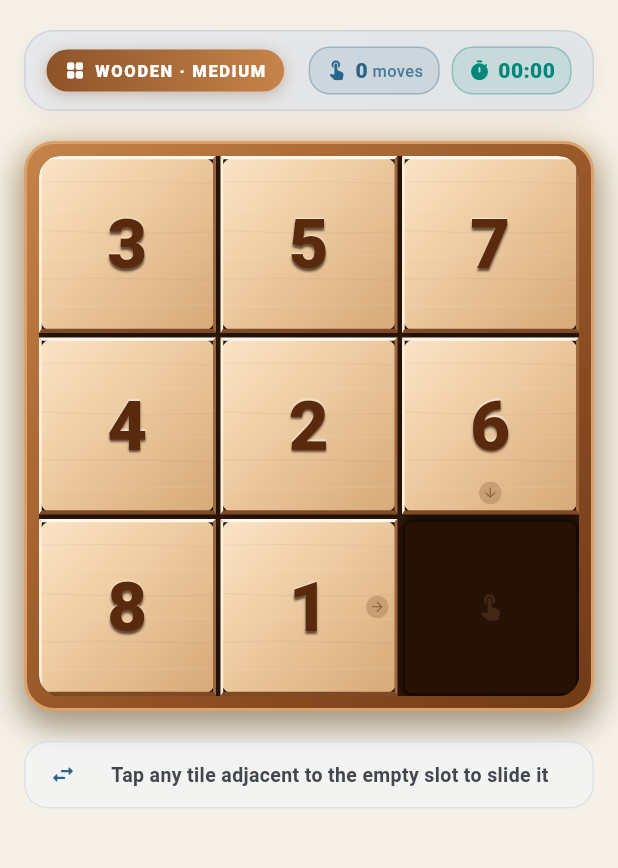
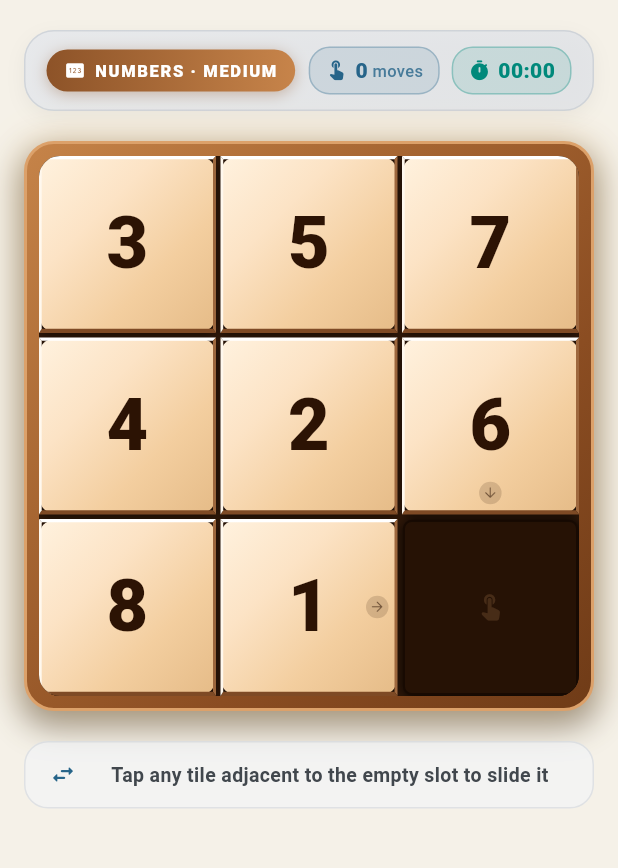
Before and after one commit to shahparan71/sliding_puzzle, a Flutter app: the PuzzleView screen opened directly, after a tap on the "volume up" icon, on a phone screen of 412 x 824 dp, the part 96-964 px from its top. Run offline on Flutter 3.47's test engine with Material 3 defaults, Android fonts, the phone set to English and light mode, and no system bars; our stand-ins replace audioplayers, firebase_analytics, firebase_core, firebase_crashlytics, flutter_svg, image_picker; accounts and stored records are empty; Roboto replaces fonts that are missing (Georgia).

Commit message:
Redesigns number puzzle UI, updates tile visuals, and renames mode.

```diff
--- a/lib/views/home/home_view.dart
+++ b/lib/views/home/home_view.dart
@@ -126,19 +126,19 @@ class HomeView extends StatelessWidget {
                   _SectionHeader(
                     icon: Icons.auto_awesome_motion_rounded,
                     title: '1. Puzzle Style',
-                    subtitle: 'Choose between classic wood or split photos',
+                    subtitle: 'Choose between numbered tiles or picture tiles',
                   ),
                   const SizedBox(height: 12),
                   Row(
                     children: [
                       Expanded(
                         child: _ModeCard(
-                          title: 'Classic Wood',
-                          subtitle: 'Carved numbers with physical wood grain',
-                          icon: Icons.tag_rounded,
+                          title: 'Number Puzzle',
+                          subtitle: 'Classic numbered blocks in numerical order',
+                          icon: Icons.pin_rounded,
                           accentColor: const Color(0xFFC7844A),
                           isSelected: game.mode == PuzzleMode.numbers,
-                          badge: 'Classic',
+                          badge: 'Numbers',
                           onTap: () => provider.selectMode(PuzzleMode.numbers),
                         ),
                       ),
--- a/lib/views/puzzle/puzzle_view.dart
+++ b/lib/views/puzzle/puzzle_view.dart
@@ -74,8 +74,8 @@ class PuzzleView extends StatelessWidget {
     final provider = context.read<PuzzleProvider>();
     final colors = Theme.of(context).colorScheme;
 
-    final isWood = game.mode == PuzzleMode.numbers;
-    final modeLabel = isWood ? 'WOODEN' : 'IMAGE';
+    final isNumberMode = game.mode == PuzzleMode.numbers;
+    final modeLabel = isNumberMode ? 'NUMBERS' : 'IMAGE';
     final diffLabel = game.difficulty.label.toUpperCase();
 
     return Scaffold(
@@ -130,14 +130,14 @@ class PuzzleView extends StatelessWidget {
                           padding: const EdgeInsets.symmetric(horizontal: 12, vertical: 6),
                           decoration: BoxDecoration(
                             gradient: LinearGradient(
-                              colors: isWood
+                              colors: isNumberMode
                                   ? const [Color(0xFF8D5328), Color(0xFFC7844A)]
                                   : [colors.primary, colors.secondary],
                             ),
                             borderRadius: BorderRadius.circular(20),
                             boxShadow: [
                               BoxShadow(
-                                color: (isWood ? const Color(0xFF8D5328) : colors.primary).withValues(alpha: 0.35),
+                                color: (isNumberMode ? const Color(0xFF8D5328) : colors.primary).withValues(alpha: 0.35),
                                 blurRadius: 8,
                                 offset: const Offset(0, 2),
                               ),
@@ -147,7 +147,7 @@ class PuzzleView extends StatelessWidget {
                             mainAxisSize: MainAxisSize.min,
                             children: [
                               Icon(
-                                isWood ? Icons.grid_view_rounded : Icons.photo_library_rounded,
+                                isNumberMode ? Icons.pin_rounded : Icons.photo_library_rounded,
                                 size: 14,
                                 color: Colors.white,
                               ),
@@ -276,7 +276,7 @@ class PuzzleView extends StatelessWidget {
                   ),
                   const SizedBox(height: 20),
 
-                  // Bottom Action Tip / Interactive bar (Safe wrapping with Expanded)
+                  // Bottom Action Tip / Interactive bar
                   AnimatedOpacity(
                     opacity: game.isComplete ? 0.0 : 1.0,
                     duration: const Duration(milliseconds: 300),
@@ -290,14 +290,14 @@ class PuzzleView extends StatelessWidget {
                       child: Row(
                         children: [
                           Icon(
-                            isWood ? Icons.swap_horiz_rounded : Icons.auto_awesome_rounded,
+                            isNumberMode ? Icons.swap_horiz_rounded : Icons.auto_awesome_rounded,
                             size: 18,
                             color: colors.primary,
                           ),
                           const SizedBox(width: 10),
                           Expanded(
                             child: Text(
-                              isWood
+                              isNumberMode
                                   ? 'Tap any tile adjacent to the empty slot to slide it'
                                   : 'Slide tiles to restore the whole image',
                               textAlign: TextAlign.center,
--- a/lib/widgets/puzzle_board_view.dart
+++ b/lib/widgets/puzzle_board_view.dart
@@ -13,13 +13,13 @@ class PuzzleBoardView extends StatelessWidget {
   @override
   Widget build(BuildContext context) {
     final game = context.watch<PuzzleProvider>();
-    final isWoodTheme = game.mode == PuzzleMode.numbers;
+    final isNumberMode = game.mode == PuzzleMode.numbers;
 
     return AspectRatio(
       aspectRatio: 1,
       child: Container(
         padding: const EdgeInsets.all(8),
-        decoration: isWoodTheme ? _buildWoodBoardDecoration() : _buildModernBoardDecoration(context),
+        decoration: isNumberMode ? _buildNumberBoardDecoration() : _buildModernBoardDecoration(context),
         child: LayoutBuilder(
           builder: (context, constraints) {
             final size = game.difficulty.size;
@@ -36,7 +36,7 @@ class PuzzleBoardView extends StatelessWidget {
                   Positioned.fill(
                     child: Container(
                       decoration: BoxDecoration(
-                        color: isWoodTheme ? const Color(0xFF2C1608) : const Color(0xFF131A22),
+                        color: isNumberMode ? const Color(0xFF2C1608) : const Color(0xFF131A22),
                         boxShadow: const [
                           BoxShadow(
                             color: Colors.black54,
@@ -49,7 +49,7 @@ class PuzzleBoardView extends StatelessWidget {
                     ),
                   ),
 
-                  // Empty slot recessed floor with subtle indicator arrow (as in reference image 1)
+                  // Empty slot recessed floor with indicator icon
                   if (blankIdx >= 0)
                     Positioned(
                       left: (blankIdx % size) * (tileSize + gap),
@@ -57,7 +57,7 @@ class PuzzleBoardView extends StatelessWidget {
                       width: tileSize,
                       height: tileSize,
                       child: _EmptySlotView(
-                        isWood: isWoodTheme,
+                        isNumberTheme: isNumberMode,
                         size: size,
                         blankIndex: blankIdx,
                       ),
@@ -95,9 +95,8 @@ class PuzzleBoardView extends StatelessWidget {
     );
   }
 
-  BoxDecoration _buildWoodBoardDecoration() {
+  BoxDecoration _buildNumberBoardDecoration() {
     return BoxDecoration(
-      // Multi-layer beveled wood frame matching Image 1
       gradient: const LinearGradient(
         begin: Alignment.topLeft,
         end: Alignment.bottomRight,
@@ -158,17 +157,17 @@ class PuzzleBoardView extends StatelessWidget {
 }
 
 // ─────────────────────────────────────────────────────────────────────────────
-// Empty Slot View (Recessed 3D Tray + Subtle Directional Arrow)
+// Empty Slot View (Recessed 3D Tray)
 // ─────────────────────────────────────────────────────────────────────────────
 
 class _EmptySlotView extends StatelessWidget {
   const _EmptySlotView({
-    required this.isWood,
+    required this.isNumberTheme,
     required this.size,
     required this.blankIndex,
   });
 
-  final bool isWood;
+  final bool isNumberTheme;
   final int size;
   final int blankIndex;
 
@@ -177,10 +176,10 @@ class _EmptySlotView extends StatelessWidget {
     return Container(
       margin: const EdgeInsets.all(0.5),
       decoration: BoxDecoration(
-        color: isWood ? const Color(0xFF261205) : const Color(0xFF10171F),
+        color: isNumberTheme ? const Color(0xFF261205) : const Color(0xFF10171F),
         borderRadius: BorderRadius.circular(6),
         border: Border.all(
-          color: isWood ? const Color(0xFF180A02) : const Color(0xFF080D12),
+          color: isNumberTheme ? const Color(0xFF180A02) : const Color(0xFF080D12),
           width: 1.5,
         ),
         boxShadow: const [
@@ -195,7 +194,7 @@ class _EmptySlotView extends StatelessWidget {
         child: Icon(
           Icons.touch_app_rounded,
           size: 20,
-          color: (isWood ? const Color(0xFFDCA16A) : Colors.white).withValues(alpha: 0.15),
+          color: (isNumberTheme ? const Color(0xFFDCA16A) : Colors.white).withValues(alpha: 0.18),
         ),
       ),
     );
@@ -203,7 +202,7 @@ class _EmptySlotView extends StatelessWidget {
 }
 
 // ─────────────────────────────────────────────────────────────────────────────
-// Puzzle Tile Widget (Wood 3D or Photo Tile)
+// Puzzle Tile Widget (Numbers Tile or Photo Tile)
 // ─────────────────────────────────────────────────────────────────────────────
 
 class PuzzleTile extends StatefulWidget {
@@ -240,12 +239,12 @@ class _PuzzleTileState extends State<PuzzleTile> {
     if (widget.mode == PuzzleMode.image) {
       return _buildImageTile(context);
     }
-    return _buildWoodTile(context);
+    return _buildNumberTile(context);
   }
 
-  Widget _buildWoodTile(BuildContext context) {
+  Widget _buildNumberTile(BuildContext context) {
     final size = widget.totalTiles <= 9 ? 3 : (widget.totalTiles <= 16 ? 4 : 5);
-    final fontSize = size == 3 ? 46.0 : (size == 4 ? 34.0 : 26.0);
+    final targetFontSize = size == 3 ? 48.0 : (size == 4 ? 36.0 : 26.0);
 
     return GestureDetector(
       onTapDown: (_) => setState(() => _pressed = true),
@@ -260,21 +259,21 @@ class _PuzzleTileState extends State<PuzzleTile> {
         child: Container(
           decoration: BoxDecoration(
             borderRadius: BorderRadius.circular(size == 3 ? 8 : 6),
-            // Wood surface gradient (Light warm pine / maple matching image 1)
+            // Light, warm, high-contrast face
             gradient: const LinearGradient(
               begin: Alignment.topLeft,
               end: Alignment.bottomRight,
               colors: [
-                Color(0xFFFBE4C8),
-                Color(0xFFF2D1A9),
-                Color(0xFFE4BC8F),
-                Color(0xFFD6A977),
+                Color(0xFFFFF2DF),
+                Color(0xFFFCE3C5),
+                Color(0xFFF3CE9F),
+                Color(0xFFE5BB87),
               ],
             ),
-            // Realistic 3D beveled wood edges (light at top/left, shadow at bottom/right)
+            // 3D beveled edges for tactile block look
             border: Border(
-              top: const BorderSide(color: Color(0xFFFFF7ED), width: 2.2),
-              left: const BorderSide(color: Color(0xFFFFF0DC), width: 1.8),
+              top: const BorderSide(color: Color(0xFFFFFFFF), width: 2.2),
+              left: const BorderSide(color: Color(0xFFFFF8EE), width: 1.8),
               right: const BorderSide(color: Color(0xFF9E683E), width: 2.0),
               bottom: const BorderSide(color: Color(0xFF7E4A25), width: 2.8),
             ),
@@ -287,15 +286,9 @@ class _PuzzleTileState extends State<PuzzleTile> {
             ],
           ),
           child: Stack(
+            fit: StackFit.expand,
             children: [
-              // Subtle fine wood grain streaks
-              Positioned.fill(
-                child: CustomPaint(
-                  painter: _WoodGrainPainter(),
-                ),
-              ),
-
-              // Subtle guide arrow towards blank slot if adjacent (as shown in reference image 1!)
+              // Directional hint towards blank slot if adjacent
               if (widget.isAdjacentToBlank && widget.directionToBlank != null)
                 Positioned(
                   left: widget.directionToBlank!.$1 == 1 ? null : 4,
@@ -305,29 +298,22 @@ class _PuzzleTileState extends State<PuzzleTile> {
                   child: _buildDirectionHint(widget.directionToBlank!),
                 ),
 
-              // Carved / Engraved Number
+              // Prominently Visible Number (High Contrast, Bold, Scaled to Fit)
               Center(
-                child: Text(
-                  '${widget.value}',
-                  style: TextStyle(
-                    fontFamily: 'Georgia',
-                    fontSize: fontSize,
-                    fontWeight: FontWeight.w900,
-                    color: const Color(0xFF5A2A0C), // Dark warm mahogany
-                    shadows: const [
-                      // Inset shadow creating engraved look
-                      Shadow(
-                        color: Color(0xAA1C0A02),
-                        offset: Offset(0, 1.8),
-                        blurRadius: 1.2,
+                child: FittedBox(
+                  fit: BoxFit.scaleDown,
+                  child: Padding(
+                    padding: const EdgeInsets.all(4),
+                    child: Text(
+                      '${widget.value}',
+                      textAlign: TextAlign.center,
+                      style: TextStyle(
+                        fontSize: targetFontSize,
+                        fontWeight: FontWeight.w900,
+                        color: const Color(0xFF2C1304), // Deep, bold, high-contrast dark brown
+                        height: 1.0,
                       ),
-                      // Bottom highlight for carved bevel edge
-                      Shadow(
-                        color: Color(0x80FFFFFF),
-                        offset: Offset(0, -1),
-                        blurRadius: 0.5,
-                      ),
-                    ],
+                    ),
                   ),
                 ),
               ),
@@ -353,13 +339,13 @@ class _PuzzleTileState extends State<PuzzleTile> {
     return Container(
       padding: const EdgeInsets.all(2),
       decoration: BoxDecoration(
-        color: const Color(0x335A2A0C),
+        color: const Color(0x282C1304),
         shape: BoxShape.circle,
       ),
       child: Icon(
         icon,
         size: 11,
-        color: const Color(0xFF5A2A0C).withValues(alpha: 0.5),
+        color: const Color(0xFF2C1304).withValues(alpha: 0.55),
       ),
     );
   }
@@ -442,34 +428,3 @@ class _PuzzleTileState extends State<PuzzleTile> {
     );
   }
 }
-
-// ─────────────────────────────────────────────────────────────────────────────
-// Subtle Wood Grain Texture Painter
-// ─────────────────────────────────────────────────────────────────────────────
-
-class _WoodGrainPainter extends CustomPainter {
-  @override
-  void paint(Canvas canvas, Size size) {
-    final paintLight = Paint()
-      ..color = Colors.white.withValues(alpha: 0.08)
-      ..strokeWidth = 0.8
-      ..style = PaintingStyle.stroke;
-
-    final paintDark = Paint()
-      ..color = const Color(0xFF6B3E1F).withValues(alpha: 0.06)
-      ..strokeWidth = 0.8
-      ..style = PaintingStyle.stroke;
-
-    final step = size.height / 7;
-    for (var i = 1; i <= 6; i++) {
-      final y = i * step;
-      final path = Path()
-        ..moveTo(0, y + (i % 2 == 0 ? 1 : -1))
-        ..quadraticBezierTo(size.width * 0.5, y + (i % 3 == 0 ? 2 : -2), size.width, y);
-      canvas.drawPath(path, i % 2 == 0 ? paintLight : paintDark);
-    }
-  }
-
-  @override
-  bool shouldRepaint(covariant CustomPainter oldDelegate) => false;
-}
```
